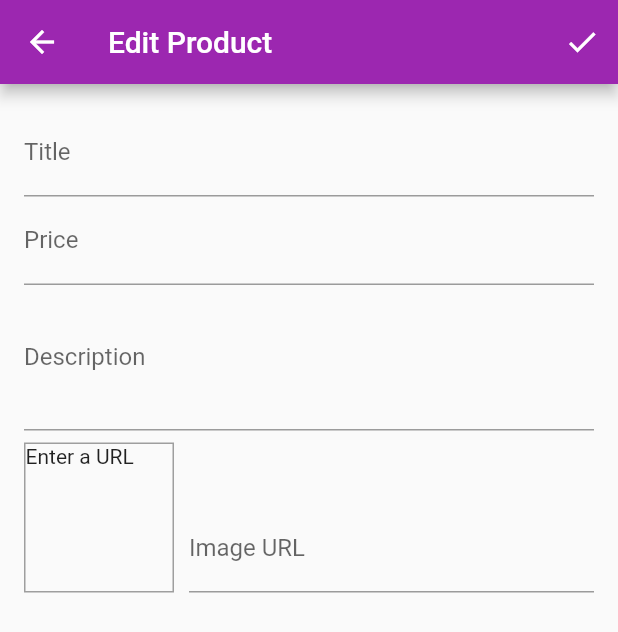
After one commit to MaksymMyslyvets/shop_app, a Flutter app: the EditProductScreen screen opened by its route, on a phone screen of 412 x 824 dp. The commit adds this screen. Shown: the top 632 px of the screen. Run offline on Flutter 3.47's test engine with Material 2 defaults, Android fonts, the phone set to English and light mode, and no system bars; network calls fail.

Commit message:
User input

```diff
--- a/lib/main.dart
+++ b/lib/main.dart
@@ -4,10 +4,12 @@ import 'package:shop_app/models/cart.dart';
 import 'package:shop_app/models/orders.dart';
 import 'package:shop_app/models/products_provider.dart';
 import 'package:shop_app/screens/cart_screen.dart';
+import 'package:shop_app/screens/edit_product_screen.dart';
 import 'package:shop_app/screens/orders_screen.dart';
 
 import 'package:shop_app/screens/product_detail_screen.dart';
 import 'package:shop_app/screens/products_overview_screen.dart';
+import 'package:shop_app/screens/user_products_screen.dart';
 
 void main() {
   runApp(MyApp());
@@ -29,7 +31,7 @@ class MyApp extends StatelessWidget {
         ),
       ],
       child: MaterialApp(
-        title: 'Flutter Demo',
+        title: 'Shop App',
         theme: ThemeData(
           primarySwatch: Colors.purple,
           accentColor: Colors.deepOrange,
@@ -39,6 +41,8 @@ class MyApp extends StatelessWidget {
           ProductDetailScreen.routeName: (context) => ProductDetailScreen(),
           CartScreen.routeName: (context) => CartScreen(),
           OrdersScreen.routeName: (context) => OrdersScreen(),
+          UserProductsScreen.routeName: (context) => UserProductsScreen(),
+          EditProductScreen.routeName: (context) => EditProductScreen(),
         },
       ),
     );
--- /dev/null
+++ b/lib/screens/edit_product_screen.dart
@@ -0,0 +1,163 @@
+import 'package:flutter/material.dart';
+import 'package:shop_app/models/product.dart';
+
+class EditProductScreen extends StatefulWidget {
+  static const routeName = '/edit-product';
+
+  @override
+  State<EditProductScreen> createState() => _EditProductScreenState();
+}
+
+//TODO Rework some stuff
+class _EditProductScreenState extends State<EditProductScreen> {
+  final _priceFocusNode = FocusNode();
+  final _descriptionFocusNode = FocusNode();
+  final _imageUrlFocusNode = FocusNode();
+  final _imageUrlController = TextEditingController();
+  final _form = GlobalKey<FormState>();
+  var _editedProduct =
+      Product(id: '', title: '', description: '', price: 0, imageUrl: '');
+
+  @override
+  void initState() {
+    _imageUrlFocusNode.addListener(_updateImageUrl);
+    super.initState();
+  }
+
+  @override
+  void dispose() {
+    _imageUrlFocusNode.removeListener(_updateImageUrl);
+    _priceFocusNode.dispose();
+    _descriptionFocusNode.dispose();
+    _imageUrlFocusNode.dispose();
+    _imageUrlController.dispose();
+
+    super.dispose();
+  }
+
+  void _updateImageUrl() {
+    if (!_imageUrlFocusNode.hasFocus) {
+      setState(() {});
+    }
+  }
+
+  void _saveForm() {
+    _form.currentState!.save();
+  }
+
+  @override
+  Widget build(BuildContext context) {
+    return Scaffold(
+      appBar: AppBar(
+        title: Text('Edit Product'),
+        actions: [
+          IconButton(
+            onPressed: _saveForm,
+            icon: Icon(Icons.done),
+          ),
+        ],
+      ),
+      body: Padding(
+        padding: const EdgeInsets.all(16.0),
+        child: Form(
+          key: _form,
+          child: ListView(
+            children: [
+              TextFormField(
+                decoration: InputDecoration(labelText: 'Title'),
+                textInputAction: TextInputAction.next,
+                onFieldSubmitted: (_) {
+                  FocusScope.of(context).requestFocus(_priceFocusNode);
+                },
+                onSaved: (value) {
+                  _editedProduct = Product(
+                    id: _editedProduct.id,
+                    title: value ?? '',
+                    description: _editedProduct.description,
+                    price: _editedProduct.price,
+                    imageUrl: _editedProduct.imageUrl,
+                  );
+                },
+              ),
+              TextFormField(
+                decoration: InputDecoration(labelText: 'Price'),
+                textInputAction: TextInputAction.next,
+                keyboardType: TextInputType.number,
+                focusNode: _priceFocusNode,
+                onFieldSubmitted: (_) {
+                  FocusScope.of(context).requestFocus(_descriptionFocusNode);
+                },
+                onSaved: (value) {
+                  _editedProduct = Product(
+                    id: _editedProduct.id,
+                    title: _editedProduct.title,
+                    description: _editedProduct.description,
+                    price: double.parse(value!),
+                    imageUrl: _editedProduct.imageUrl,
+                  );
+                },
+              ),
+              TextFormField(
+                decoration: InputDecoration(labelText: 'Description'),
+                maxLines: 3,
+                keyboardType: TextInputType.multiline,
+                focusNode: _descriptionFocusNode,
+                onSaved: (value) {
+                  _editedProduct = Product(
+                    id: _editedProduct.id,
+                    title: _editedProduct.title,
+                    description: value ?? '',
+                    price: _editedProduct.price,
+                    imageUrl: _editedProduct.imageUrl,
+                  );
+                },
+              ),
+              Row(
+                crossAxisAlignment: CrossAxisAlignment.end,
+                children: [
+                  Container(
+                    width: 100,
+                    height: 100,
+                    margin: EdgeInsets.only(top: 8, right: 10),
+                    decoration: BoxDecoration(
+                        border: Border.all(width: 1, color: Colors.grey)),
+                    child: _imageUrlController.text.isEmpty
+                        ? Text('Enter a URL')
+                        : FittedBox(
+                            child: Image.network(
+                              _imageUrlController.text,
+                              fit: BoxFit.cover,
+                            ),
+                          ),
+                  ),
+                  Expanded(
+                    child: TextFormField(
+                      decoration: InputDecoration(labelText: 'Image URL'),
+                      keyboardType: TextInputType.url,
+                      textInputAction: TextInputAction.done,
+                      controller: _imageUrlController,
+                      focusNode: _imageUrlFocusNode,
+                      onEditingComplete: () {
+                        setState(() {});
+                      },
+                      onFieldSubmitted: (_) => _saveForm(),
+                      onSaved: (value) {
+                        _editedProduct = Product(
+                          id: _editedProduct.id,
+                          title: _editedProduct.title,
+                          description: _editedProduct.description,
+                          price: _editedProduct.price,
+                          imageUrl: value ?? '',
+                        );
+                      },
+                    ),
+                  ),
+                ],
+              ),
+            ],
+          ),
+        ),
+      ),
+    );
+  }
+}
--- a/lib/widgets/app_drawer.dart
+++ b/lib/widgets/app_drawer.dart
@@ -1,5 +1,6 @@
 import 'package:flutter/material.dart';
 import 'package:shop_app/screens/orders_screen.dart';
+import 'package:shop_app/screens/user_products_screen.dart';
 
 class AppDrawer extends StatelessWidget {
   const AppDrawer({Key? key}) : super(key: key);
@@ -30,6 +31,15 @@ class AppDrawer extends StatelessWidget {
                   .pushReplacementNamed(OrdersScreen.routeName);
             },
           ),
+          Divider(),
+          ListTile(
+            leading: Icon(Icons.edit),
+            title: Text('Manage Products'),
+            onTap: () {
+              Navigator.of(context)
+                  .pushReplacementNamed(UserProductsScreen.routeName);
+            },
+          ),
         ],
       ),
     );
```
Also changed, not shown: lib/models/cart.dart (+20 -0 lines), lib/screens/user_products_screen.dart (added, +45 -0 lines), lib/widgets/cart_item.dart (+23 -0 lines), lib/widgets/product_item.dart (+13 -0 lines), lib/widgets/user_product_item.dart (added, +38 -0 lines).
